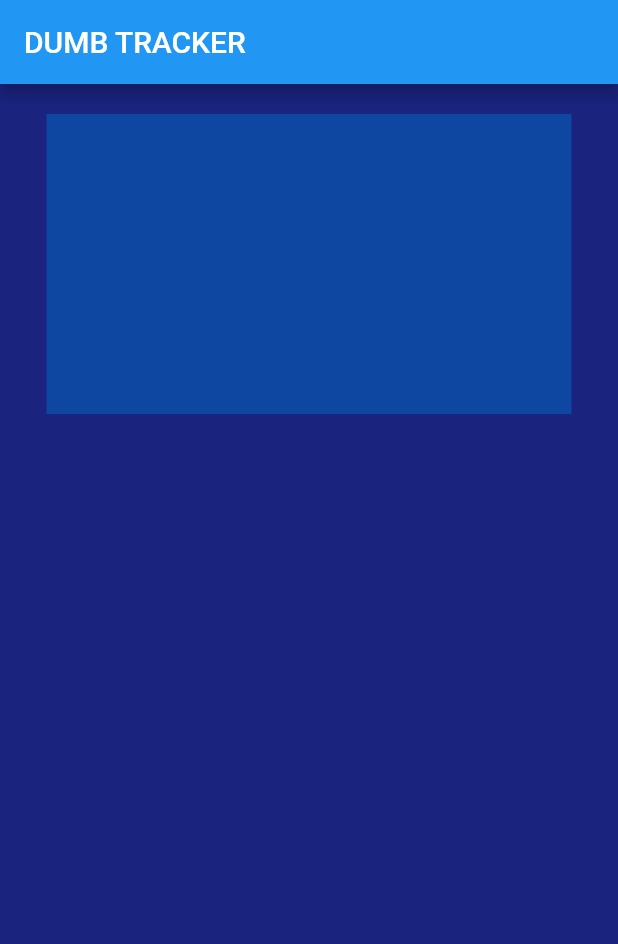
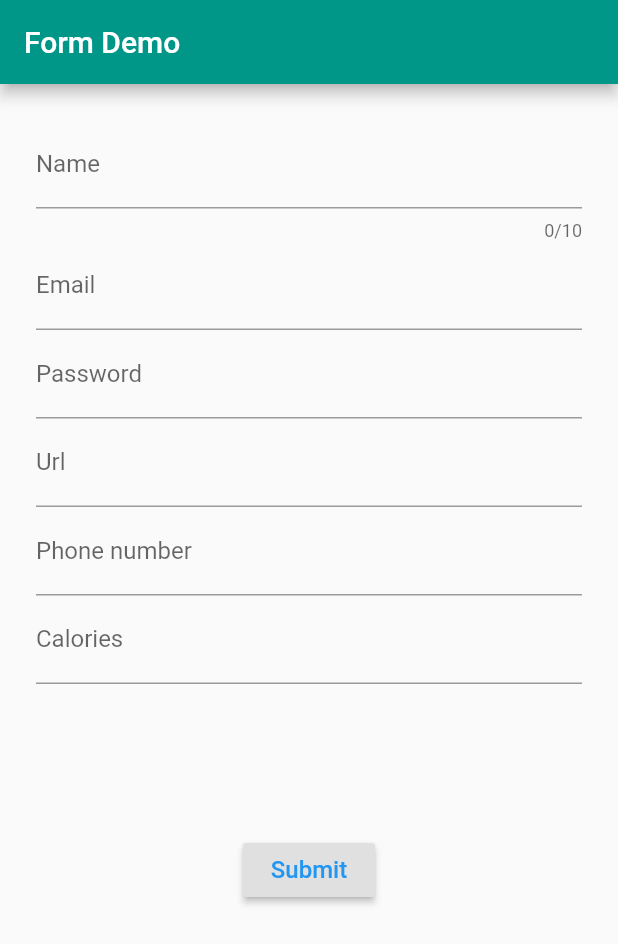
Before and after one commit to shashwat28/Learning_Flutter, a Flutter app: the screen it shows after launch, on a phone screen of 412 x 824 dp. Shown: the top 944 px of the screen. Run offline on Flutter 3.47's test engine with Material 2 defaults, Android fonts, the phone set to English and light mode, and no system bars.

Commit message:
form added

```diff
--- /dev/null
+++ b/lib/form_screen.dart
@@ -0,0 +1,177 @@
+import 'package:flutter/material.dart';
+
+class FormScreen extends StatefulWidget {
+  @override
+  State<StatefulWidget> createState() {
+    return FormScreenState();
+  }
+}
+
+class FormScreenState extends State<FormScreen> {
+  String _name;
+  String _email;
+  String _password;
+  String _url;
+  String _phoneNumber;
+  String _calories;
+
+  final GlobalKey<FormState> _formKey = GlobalKey<FormState>();
+
+  Widget _buildName() {
+    return TextFormField(
+      decoration: InputDecoration(labelText: 'Name'),
+      maxLength: 10,
+      validator: (String value) {
+        if (value.isEmpty) {
+          return 'Name is Required';
+        }
+
+        return null;
+      },
+      onSaved: (String value) {
+        _name = value;
+      },
+    );
+  }
+
+Widget _buildEmail() {
+    return TextFormField(
+      decoration: InputDecoration(labelText: 'Email'),
+      validator: (String value) {
+        if (value.isEmpty) {
+          return 'Email is Required';
+        }
+
+        if (!RegExp(
+                r"[a-z0-9!#$%&'*+/=?^_`{|}~-]+(?:\.[a-z0-9!#$%&'*+/=?^_`{|}~-]+)*@(?:[a-z0-9](?:[a-z0-9-]*[a-z0-9])?\.)+[a-z0-9](?:[a-z0-9-]*[a-z0-9])?")
+            .hasMatch(value)) {
+          return 'Please enter a valid email Address';
+        }
+
+        return null;
+      },
+      onSaved: (String value) {
+        _email = value;
+      },
+    );
+  }
+
+  Widget _buildPassword() {
+    return TextFormField(
+      decoration: InputDecoration(labelText: 'Password'),
+      keyboardType: TextInputType.visiblePassword,
+      validator: (String value) {
+        if (value.isEmpty) {
+          return 'Password is Required';
+        }
+
+        return null;
+      },
+      onSaved: (String value) {
+        _password = value;
+      },
+    );
+  }
+
+  Widget _builURL() {
+    return TextFormField(
+      decoration: InputDecoration(labelText: 'Url'),
+      keyboardType: TextInputType.url,
+      validator: (String value) {
+        if (value.isEmpty) {
+          return 'URL is Required';
+        }
+
+        return null;
+      },
+      onSaved: (String value) {
+        _url = value;
+      },
+    );
+  }
+
+  Widget _buildPhoneNumber() {
+    return TextFormField(
+      decoration: InputDecoration(labelText: 'Phone number'),
+      keyboardType: TextInputType.phone,
+      validator: (String value) {
+        if (value.isEmpty) {
+          return 'Phone number is Required';
+        }
+
+        return null;
+      },
+      onSaved: (String value) {
+        _url = value;
+      },
+    );
+  }
+
+  Widget _buildCalories() {
+    return TextFormField(
+      decoration: InputDecoration(labelText: 'Calories'),
+      keyboardType: TextInputType.number,
+      validator: (String value) {
+        int calories = int.tryParse(value);
+
+        if (calories == null || calories <= 0) {
+          return 'Calories must be greater than 0';
+        }
+
+        return null;
+      },
+      onSaved: (String value) {
+        _calories = value;
+      },
+    );
+  }
+
+  @override
+  Widget build(BuildContext context) {
+    return Scaffold(
+      appBar: AppBar(title: Text("Form Demo")),
+      body: SingleChildScrollView(
+      child:Container(
+        margin: EdgeInsets.all(24),
+        child: Form(
+            key: _formKey,
+            child: Column(
+              mainAxisAlignment: MainAxisAlignment.center,
+              children: <Widget>[
+                _buildName(),
+                _buildEmail(),
+                _buildPassword(),
+                _builURL(),
+                _buildPhoneNumber(),
+                _buildCalories(),
+                SizedBox(height: 100),
+                RaisedButton(
+                  child: Text(
+                    'Submit',
+                    style: TextStyle(color: Colors.blue, fontSize: 16),
+                  ),
+                  onPressed: () {
+                    if (!_formKey.currentState.validate()) {
+                      return;
+                    }
+
+                    _formKey.currentState.save();
+
+                    print(_name);
+                    print(_email);
+                    print(_phoneNumber);
+                    print(_url);
+                    print(_password);
+                    print(_calories);
+
+                    //Send to API
+                  },
+                )
+              ],
+            ),
+          ),
+      ),
+      ),
+    );
+  }
+}
--- a/lib/main.dart
+++ b/lib/main.dart
@@ -1,37 +1,18 @@
 import 'package:flutter/material.dart';
+import './form_screen.dart';
+// import 'package:flutter/material.dart';
 
-void main() {
-  runApp(MaterialApp(
-    home:HomePage(),
-    theme: ThemeData(
-      primarySwatch: Colors.blue,
-    ),
-  ));
-}
+void main() => runApp(MyApp());
 
-class HomePage extends StatelessWidget {
+class MyApp extends StatelessWidget {
   @override
   Widget build(BuildContext context) {
-    return Scaffold(
-      appBar: AppBar(
-        title: Text("DUMB TRACKER"),
+    return MaterialApp(
+      title: 'Coding with Curry',
+      theme: ThemeData(
+        primarySwatch: Colors.teal,
       ),
-      body: Container(
-        padding: const EdgeInsets.all(20),
-        color:Colors.indigo[900],
-        width: 500,
-        child: Column(
-          mainAxisAlignment: MainAxisAlignment.start,
-          children: <Widget>[
-            Container(
-          padding: const EdgeInsets.all(8),
-          width:350,
-          height: 200,
-          color: Colors.blue[900],
-        ),
-          ],
-        ),
-      ),
+      home: FormScreen(),
     );
   }
 }
--- a/pubspec.yaml
+++ b/pubspec.yaml
@@ -18,7 +18,7 @@ publish_to: 'none' # Remove this line if you wish to publish to pub.dev
 version: 1.0.0+1
 
 environment:
-  sdk: ">=2.12.0 <3.0.0"
+  sdk: ">=2.11.0 <3.0.0"
 
 # Dependencies specify other packages that your package needs in order to work.
 # To automatically upgrade your package dependencies to the latest versions
```
